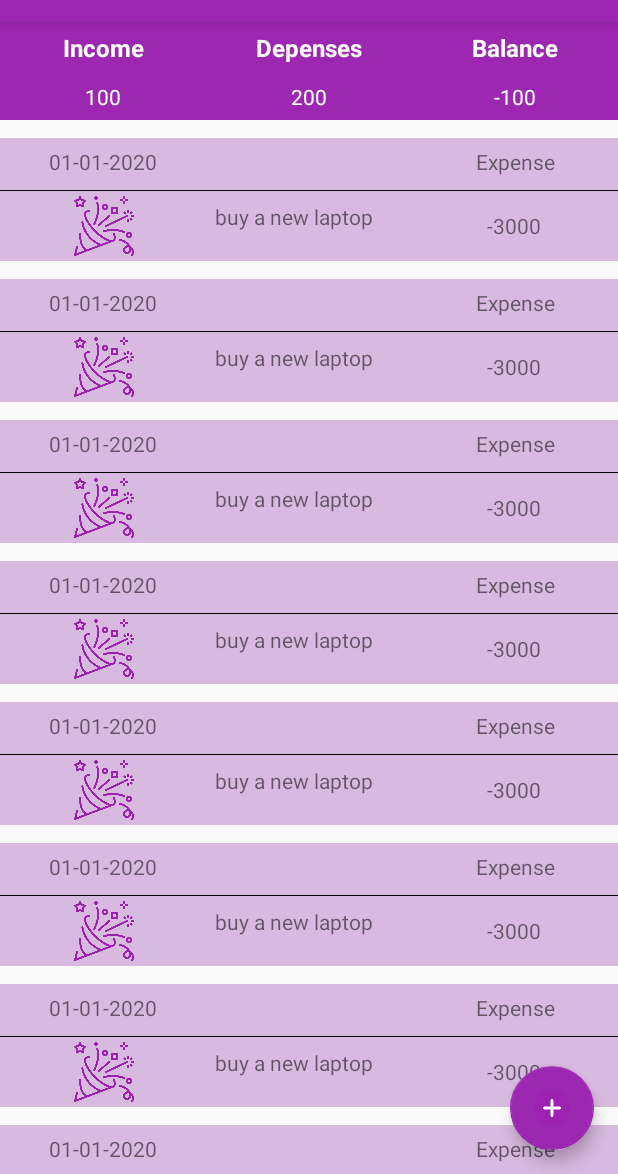
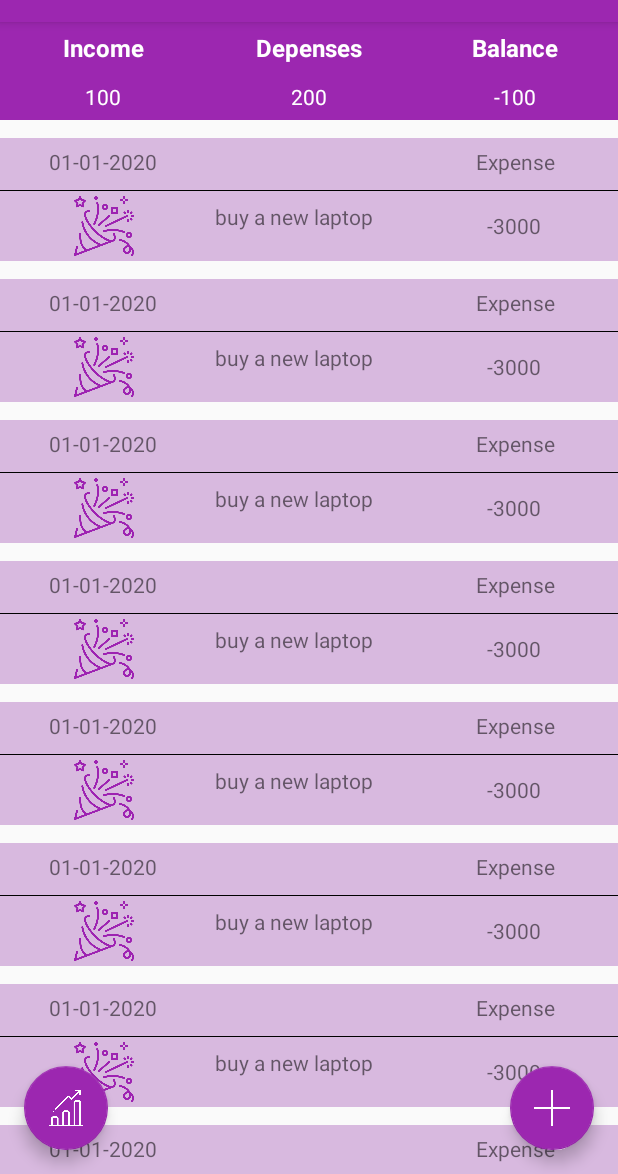
Before and after one commit to ranwang21/android_finance_record_app, an Android app: the screen it shows after launch (MainActivity), on a phone screen of 412 x 824 dp, the part 62-1236 px from its top. Run offline under Robolectric (Android 15) with nearby library versions, the phone set to English and light mode, and no system bars.

Commit message:
ui chart

```diff
--- a/app/build.gradle
+++ b/app/build.gradle
@@ -19,12 +19,17 @@ android {
     }
 }
 
+repositories {
+    maven { url 'https://jitpack.io' }
+}
+
 dependencies {
     implementation fileTree(dir: 'libs', include: ['*.jar'])
     implementation 'androidx.appcompat:appcompat:1.0.2'
     implementation 'androidx.constraintlayout:constraintlayout:1.1.3'
     implementation 'com.google.android.material:material:1.0.0'
     implementation 'androidx.legacy:legacy-support-v4:1.0.0'
+    implementation 'com.github.PhilJay:MPAndroidChart:v3.1.0'
     testImplementation 'junit:junit:4.12'
     androidTestImplementation 'androidx.test.ext:junit:1.1.0'
     androidTestImplementation 'androidx.test.espresso:espresso-core:3.1.1'
--- a/app/src/main/AndroidManifest.xml
+++ b/app/src/main/AndroidManifest.xml
@@ -9,7 +9,8 @@
         android:roundIcon="@drawable/app_icon"
         android:supportsRtl="true"
         android:theme="@style/AppTheme">
-        <activity android:name=".AddNewActivity"></activity>
+        <activity android:name=".ChartActivity"></activity>
+        <activity android:name=".AddNewActivity" />
         <activity android:name=".MainActivity">
             <intent-filter>
                 <action android:name="android.intent.action.MAIN" />
--- a/app/src/main/java/com/example/myfinancials/MainActivity.java
+++ b/app/src/main/java/com/example/myfinancials/MainActivity.java
@@ -14,6 +14,7 @@ import com.google.android.material.snackbar.Snackbar;
 
 public class MainActivity extends AppCompatActivity {
     Intent intent;
+    FloatingActionButton fabPlus, fabChart;
 
     @Override
     protected void onCreate(Bundle savedInstanceState) {
@@ -22,13 +23,24 @@ public class MainActivity extends AppCompatActivity {
         this.getWindow().setFlags(WindowManager.LayoutParams.FLAG_FULLSCREEN, WindowManager.LayoutParams.FLAG_FULLSCREEN);
         this.setContentView(R.layout.activity_main);
 
-        FloatingActionButton fab = findViewById(R.id.fab);
-        fab.setOnClickListener(new View.OnClickListener() {
+        // plus button
+        fabPlus = findViewById(R.id.fab_plus);
+        fabPlus.setOnClickListener(new View.OnClickListener() {
             @Override
             public void onClick(View view) {
                 intent = new Intent(view.getContext(), AddNewActivity.class);
                 startActivity(intent);
             }
         });
+
+        // chart button
+        fabChart = findViewById(R.id.fab_chart);
+        fabChart.setOnClickListener(new View.OnClickListener() {
+            @Override
+            public void onClick(View view) {
+                intent = new Intent(view.getContext(), ChartActivity.class);
+                startActivity(intent);
+            }
+        });
     }
 }
--- a/app/src/main/res/layout/activity_main.xml
+++ b/app/src/main/res/layout/activity_main.xml
@@ -142,13 +142,23 @@
         </ScrollView>
 
         <com.google.android.material.floatingactionbutton.FloatingActionButton
-            android:id="@+id/fab"
+            android:id="@+id/fab_plus"
             android:layout_width="wrap_content"
             android:layout_height="wrap_content"
             android:layout_gravity="bottom|end"
             android:layout_margin="@dimen/fab_margin"
             android:background="@color/colorPrimary"
             android:src="@drawable/plus_button" />
+
+        <com.google.android.material.floatingactionbutton.FloatingActionButton
+            android:id="@+id/fab_chart"
+            android:layout_width="wrap_content"
+            android:layout_height="wrap_content"
+            android:layout_gravity="bottom|start"
+            android:layout_margin="@dimen/fab_margin"
+            android:background="@color/colorPrimary"
+            android:src="@drawable/chart_button" />
+
     </androidx.coordinatorlayout.widget.CoordinatorLayout>
 
 </LinearLayout>
```
Also changed, not shown: app/src/main/java/com/example/myfinancials/ChartActivity.java (added, +49 -0 lines), app/src/main/res/layout/activity_chart.xml (added, +29 -0 lines), app/src/main/res/values/strings.xml (+19 -2 lines), app/src/main/res/drawable/chart_button.png, app/src/main/res/drawable/plus_button.png.
